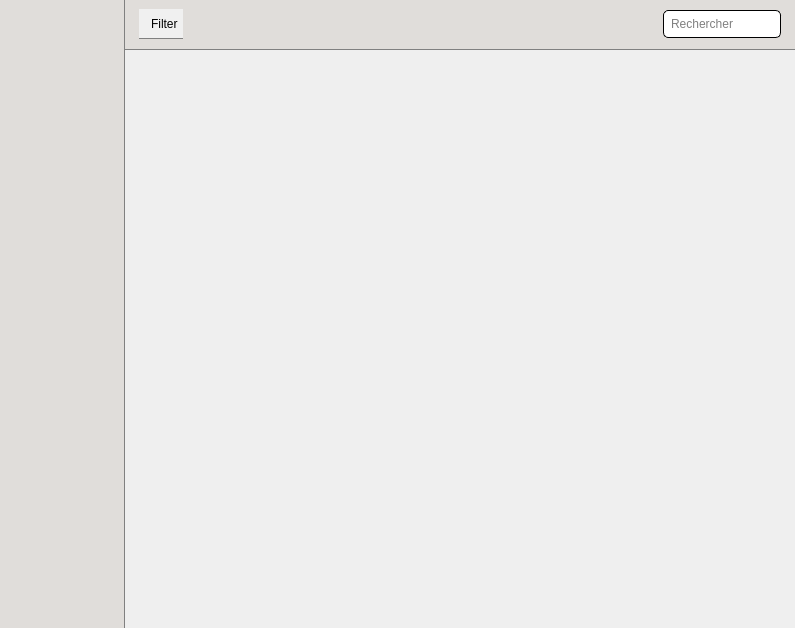
baptistegasser/Bibliotheque_Photo, file app/mainwindow.ui: the form before one commit.
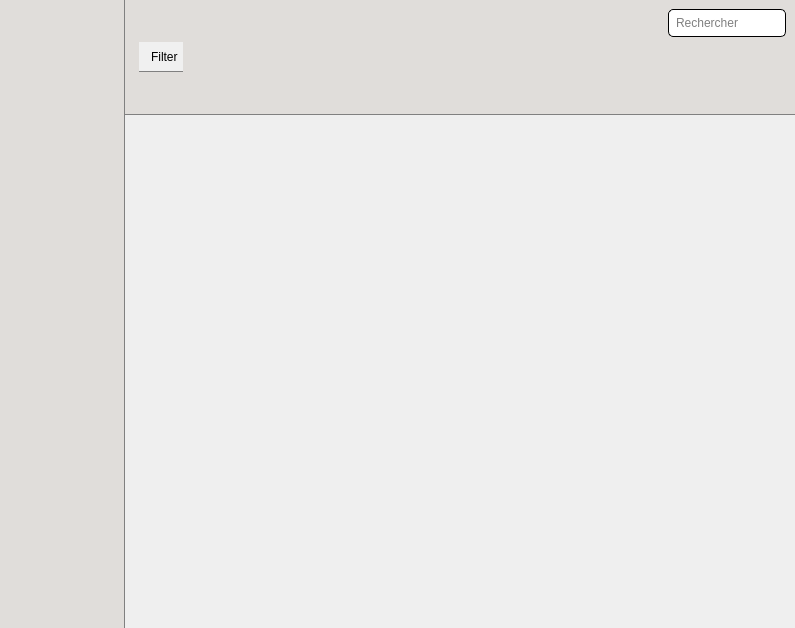
The form after the commit. Icons and pictures are not drawn.

Commit message: Add design for search bar

```diff
--- a/app/mainwindow.ui
+++ b/app/mainwindow.ui
@@ -172,6 +172,11 @@
               </spacer>
              </item>
              <item>
+              <layout class="QVBoxLayout" name="verticalLayout_4">
+               <property name="spacing">
+                <number>0</number>
+               </property>
+               <item>
               <widget class="QLineEdit" name="_search_Text">
                <property name="sizePolicy">
                 <sizepolicy hsizetype="Fixed" vsizetype="Fixed">
@@ -184,7 +189,6 @@
 color: black;
 border: 0.5px  solid black;
 border-radius: 5px;
-margin-right: 5px;
 padding: 5px;</string>
                </property>
                <property name="alignment">
@@ -195,6 +199,46 @@
                </property>
               </widget>
              </item>
+               <item>
+                <widget class="QScrollArea" name="scrollArea">
+                 <property name="sizePolicy">
+                  <sizepolicy hsizetype="Preferred" vsizetype="Preferred">
+                   <horstretch>0</horstretch>
+                   <verstretch>0</verstretch>
+                  </sizepolicy>
+                 </property>
+                 <property name="maximumSize">
+                  <size>
+                   <width>123</width>
+                   <height>150</height>
+                  </size>
+                 </property>
+                 <property name="styleSheet">
+                  <string notr="true">border: none;</string>
+                 </property>
+                 <property name="lineWidth">
+                  <number>0</number>
+                 </property>
+                 <property name="widgetResizable">
+                  <bool>true</bool>
+                 </property>
+                 <widget class="QWidget" name="scrollAreaWidgetContents">
+                  <property name="geometry">
+                   <rect>
+                    <x>0</x>
+                    <y>0</y>
+                    <width>118</width>
+                    <height>68</height>
+                   </rect>
+                  </property>
+                  <property name="styleSheet">
+                   <string notr="true"/>
+                  </property>
+                 </widget>
+                </widget>
+               </item>
+              </layout>
+             </item>
             </layout>
            </widget>
           </item>
```
Left out of the diff: 6 changed lines with no effect on the pictures. Lines whose indentation alone changed are shown as unchanged. The commit also changes 3 other files.
